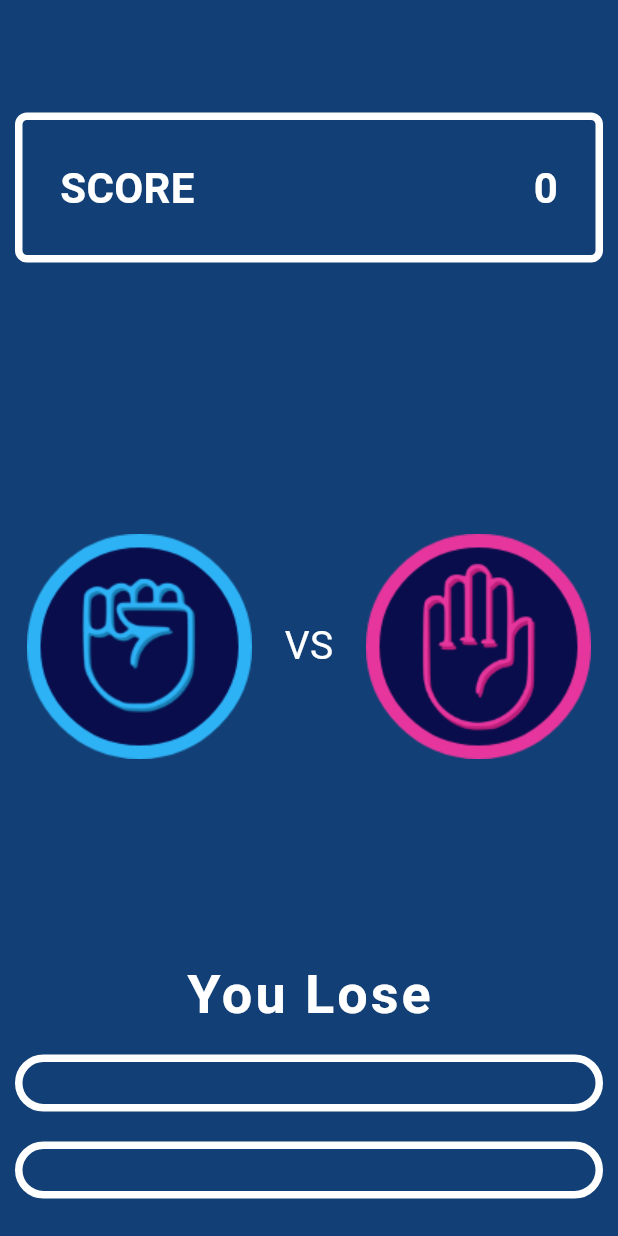
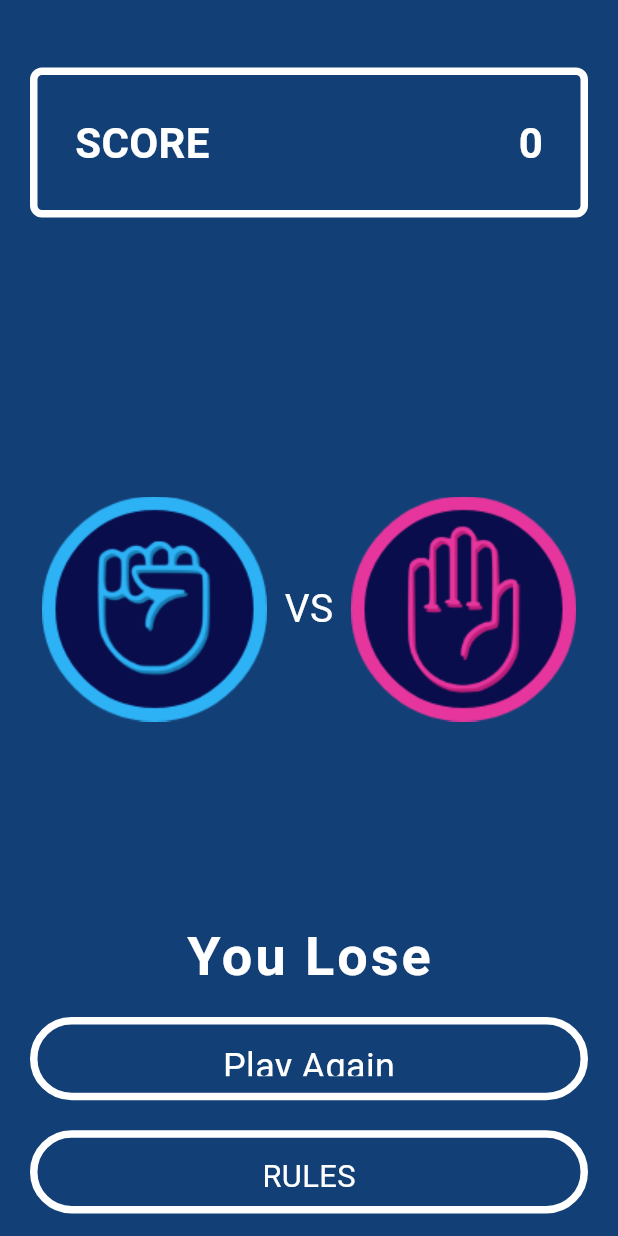
Before and after one commit to MostafaGaber135/rock_paper_scissor, a Flutter app: the GameScreen screen opened directly, on a phone screen of 412 x 824 dp. Run offline on Flutter 3.47's test engine with Material 3 defaults, Android fonts, the phone set to English and light mode, and no system bars.

Commit message:
finish project and fix errors

```diff
--- a/lib/main.dart
+++ b/lib/main.dart
@@ -27,3 +27,22 @@ class MyApp extends StatelessWidget {
     );
   }
 }
+
+double getResponsiveFontSize(BuildContext context, {required double fontSize}){
+  double scaleFactor = getScaleFactor(context);
+  double responsiveFontSize = fontSize * scaleFactor;
+  double lowerLimit = fontSize * 0.8;
+  double upperLimit = fontSize * 1.2;
+  return responsiveFontSize.clamp(lowerLimit, upperLimit);
+}
+
+double getScaleFactor(BuildContext context){
+  double width = MediaQuery.sizeOf(context).width;
+  if(width < 600){
+    return  width / 400;
+  } else if (width < 900){
+    return width / 700;
+  } else {
+    return width / 1000;
+  }
+}
--- a/lib/widgets/game_screen.dart
+++ b/lib/widgets/game_screen.dart
@@ -1,4 +1,5 @@
 import 'package:flutter/material.dart';
+import 'package:rock_paper_scissors_game/main.dart';
 import 'package:rock_paper_scissors_game/utils/game.dart';
 import 'package:rock_paper_scissors_game/widgets/custom_button.dart';
 import 'package:rock_paper_scissors_game/widgets/home_page.dart';
@@ -53,13 +54,13 @@ class _GameScreenState extends State<GameScreen> {
     return Scaffold(
       backgroundColor: Theme.of(context).primaryColor,
       body: Padding(
-        padding: const EdgeInsets.symmetric(vertical: 25, horizontal: 10),
+        padding: const EdgeInsets.symmetric(vertical: 5, horizontal: 20),
         child: Column(
           mainAxisAlignment: MainAxisAlignment.spaceBetween,
           crossAxisAlignment: CrossAxisAlignment.center,
           children: [
             Container(
-              margin: const EdgeInsets.symmetric(vertical: 50),
+              margin: const EdgeInsets.symmetric(vertical: 40),
               padding: const EdgeInsets.all(25),
               decoration: BoxDecoration(
                 border: Border.all(
@@ -89,6 +90,9 @@ class _GameScreenState extends State<GameScreen> {
                   ),
                 ],
               ),
+            ),
+            const SizedBox(
+              height: 15,
             ),
             SizedBox(
               height: MediaQuery.of(context).size.height / 2,
@@ -167,10 +171,16 @@ class _GameScreenState extends State<GameScreen> {
                   ),
                   child: Text(
                     'rules'.toUpperCase(),
-                    style: const TextStyle(color: Colors.white, fontSize: 24),
+                    style: TextStyle(
+                      color: Colors.white,
+                      fontSize: getResponsiveFontSize(context, fontSize: 20),
+                    ),
                   ),
                 ),
               ),
+            ),
+            const SizedBox(
+              height: 10,
             ),
           ],
         ),
```
